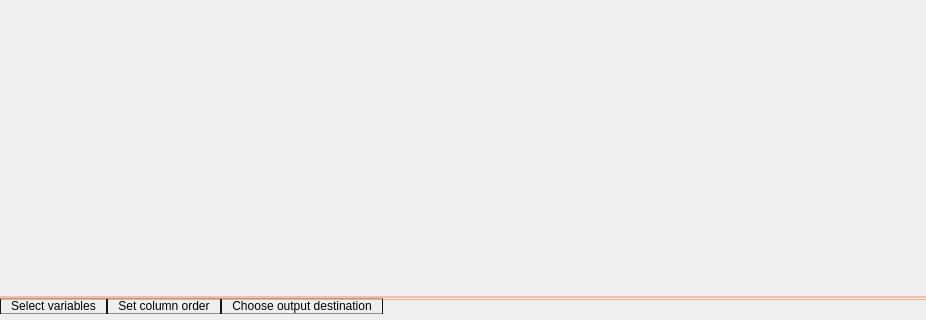
First picture: the form in NewGeneUI/NewGene/CreateOutput/newgenecreateoutput.ui, repository daniel347x/newgene, before the edit; both pictures show x 0 to 926 and y 252 to 572 of the 926 by 572 pixel window.
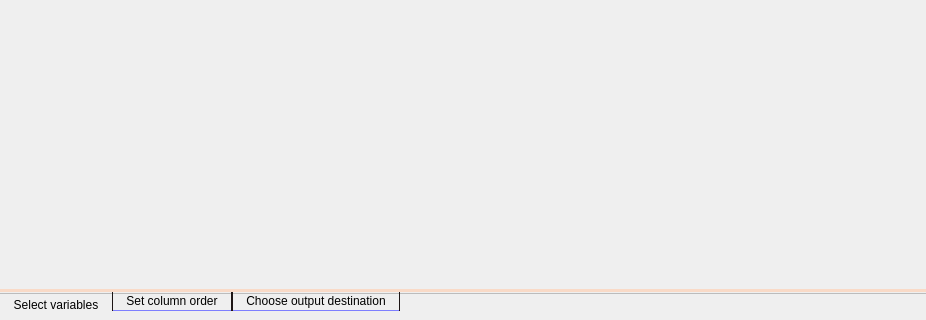
Second picture: the form after the edit. Custom widgets are drawn as their Qt base class.

Commit message: Final current improvements on tab groups

The edit to the form file:
```diff
--- a/NewGeneUI/NewGene/CreateOutput/newgenecreateoutput.ui
+++ b/NewGeneUI/NewGene/CreateOutput/newgenecreateoutput.ui
@@ -28,42 +28,32 @@
      <property name="styleSheet">
       <string notr="true">
 QWidget {
-/*border-bottom: 6px solid qlineargradient(x1: 0, y1: 0, x2: 0, y2: 1,
-                                 stop: 0 #d1d1d1,
-                                 stop: 0.5 #d1d1d1,
-                                 stop: 0.8 #7e7fff,
-                                 stop: 1 #3233ff);*/
-border-bottom: 6px solid qlineargradient(x1: 0, y1: 0, x2: 0, y2: 1,
-                                 stop: 0 /* #b1b1ff, */ /* #6565ff, */ /* strong-&gt; #0000cd, */ #4d4eff, stop: 0.25 #5354dd,
-                                 /*stop: 0.3 #cbcbff,
-                                 stop: 0.4 #cbcbff,
-                                 stop: 0.7 #fde0d3*/
-                                 stop: /* 0.5 */ 1.0/* strong-&gt; #ff450c */ #ff9372
-                                 /* stop: 1 #4d4eff */
+border-bottom: 9px solid qlineargradient(x1: 0, y1: 0, x2: 0, y2: 1,
+                                 stop: 0 #9394ea,
+                                 stop: 0.1 #4d4eff,
+                                 stop: 0.15 #5354dd,
+                                 stop: 1.0 #ff9372
                                  );
 }
 
 QTabBar::tab:selected {
-border-left: 1px solid #1c1515;
+border-left: 0px solid #1c1515;
 padding-left: 10px;
-border-right: 1px solid #1c1515;
+border-right: 0px solid #1c1515;
 padding-right: 10px;
-border-bottom: 1px solid #7e7fff;
-border-top: 1px solid #a0a0a0;
-margin-bottom: 6px;
+border-bottom: 0px;
+border-top: 0px;
+margin-bottom: 2px;
 border-bottom-left-radius: 0px;
 border-bottom-right-radius: 0px;
-padding-top: 0px;
-padding-bottom: 0px;
-/* background: qlineargradient(x1: 0, y1: 0, x2: 0, y2: 1,
-                                 stop: 0 #ededed, stop: 0.9 #9898ff,
-                                 stop: 1 #7e7fff); */
+padding-top: 1px;
+padding-bottom: 2px;
 background: qlineargradient(x1: 0, y1: 0, x2: 0, y2: 1,
-                                 /*stop: 0 #ededed,*/
-                                 stop: 0 #ffbaa5,
-                                 stop: 0.3 #ffbaa5,
-                                 stop: 0.9 #ff9372,
-                                 stop: 1 #ff450c);
+                                 stop: 0 #f9dac7,
+                                 /*stop: 0.3 #ffbaa5,*/
+                                 stop: 1.0 #ff9372
+                                 /*stop: 1 #ff450c*/
+                                 );
  }
 
 QTabBar::tab:!selected {
@@ -72,20 +62,17 @@
 border-right: 1px solid #1c1515;
 padding-right: 10px;
 border-bottom: 1px solid #7e7fff;
-border-top: 1px solid #a0a0a0;
-margin-bottom: 6px;
+border-top: 0px solid #a0a0a0;
+margin-bottom: 9px;
 border-bottom-left-radius: 0px;
 border-bottom-right-radius: 0px;
-padding-top: 0px;
-padding-bottom: 0px;
-/* background: qlineargradient(x1: 0, y1: 0, x2: 0, y2: 1,
-                                 stop: 0 #e0e0e0, stop: 0.4 #dbdbdb,
-                                 stop: 0.5 #d3d3d3, stop: 1.0 #cfcfcf); */
+padding-top: 2px;
+padding-bottom: 2px;
 background: qlineargradient(x1: 0, y1: 0, x2: 0, y2: 1,
-                                 stop: 1.0 /* #d3d3d3, */ #5354dd,
-                                 stop: 0.4 /* #cfcfcf, */ #b1b1ff,
-                                 stop: 0.9 #c7c7c7,
-                                 stop: 0 #a1a1a1);
+                                 stop: 0 #cbcbff,
+                                 stop: 0.3 #cbcbff,
+                                 stop: 0.6 #b1b1ff,
+                                 stop: 1.0 #9394ea);
 }</string>
      </property>
      <property name="tabPosition">
@@ -100,11 +87,11 @@
      <widget class="QWidget" name="tabSelectVariables">
       <property name="styleSheet">
        <string notr="true">QWidget {
-border-bottom: 2px solid #ffbaa5;
+border-bottom: 3px solid #f9dac7;
 }</string>
       </property>
       <attribute name="title">
-       <string>Select variables</string>
+       <string> Select variables </string>
       </attribute>
       <layout class="QGridLayout" name="gridLayout_2">
        <item row="0" column="0">
@@ -139,7 +126,7 @@
 }</string>
       </property>
       <attribute name="title">
-       <string>Set column order</string>
+       <string> Set column order </string>
       </attribute>
       <layout class="QGridLayout" name="gridLayout_4">
        <item row="0" column="0">
@@ -160,7 +147,7 @@
 }</string>
       </property>
       <attribute name="title">
-       <string>Choose output destination</string>
+       <string> Choose output destination </string>
       </attribute>
       <layout class="QGridLayout" name="gridLayout_5">
        <property name="margin">
```
Left out of the diff: 4 changed lines with no effect on the pictures. The commit also changes 2 other files.
